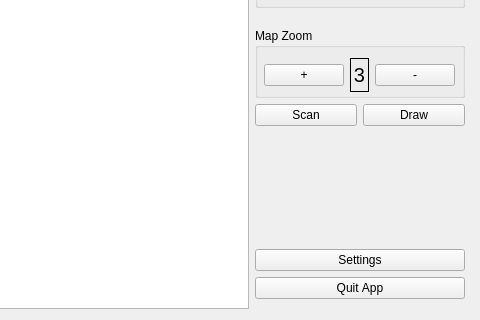
This is ui/app_main.ui in tonysln/delta-wifi-pos as Qt 5 draws it before an edit; both pictures show x 450 to 930 and y 412 to 732 of the 930 by 732 pixel window. The edited form follows.
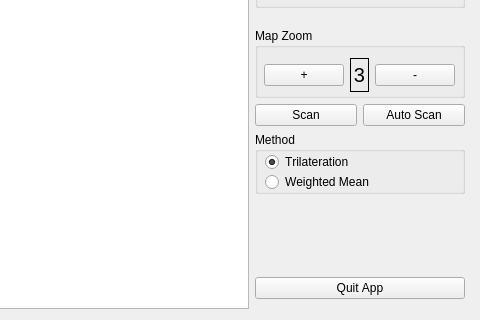
This is the edited form.

Commit message: Add method toggle; autoscan button; apply method based on toggle

Patch:
```diff
--- a/ui/app_main.ui
+++ b/ui/app_main.ui
@@ -330,17 +330,65 @@
           </widget>
          </item>
          <item>
-          <widget class="QPushButton" name="drawButton">
+          <widget class="QPushButton" name="autoScanButton">
+           <property name="sizePolicy">
+            <sizepolicy hsizetype="Minimum" vsizetype="Fixed">
+             <horstretch>0</horstretch>
+             <verstretch>0</verstretch>
+            </sizepolicy>
+           </property>
            <property name="text">
-            <string>Draw</string>
+            <string>Auto Scan</string>
            </property>
-           <property name="flat">
-            <bool>false</bool>
+           <property name="checkable">
+            <bool>true</bool>
            </property>
           </widget>
          </item>
         </layout>
        </item>
+       <item>
+        <widget class="QGroupBox" name="methodBox">
+         <property name="minimumSize">
+          <size>
+           <width>0</width>
+           <height>62</height>
+          </size>
+         </property>
+         <property name="title">
+          <string>Method</string>
+         </property>
+         <widget class="QRadioButton" name="trilatMethod">
+          <property name="geometry">
+           <rect>
+            <x>10</x>
+            <y>20</y>
+            <width>100</width>
+            <height>20</height>
+           </rect>
+          </property>
+          <property name="text">
+           <string>Trilateration</string>
+          </property>
+          <property name="checked">
+           <bool>true</bool>
+          </property>
+         </widget>
+         <widget class="QRadioButton" name="meanmethod">
+          <property name="geometry">
+           <rect>
+            <x>10</x>
+            <y>40</y>
+            <width>121</width>
+            <height>20</height>
+           </rect>
+          </property>
+          <property name="text">
+           <string>Weighted Mean</string>
+          </property>
+         </widget>
+        </widget>
+       </item>
        <item>
         <spacer name="botSpacer">
          <property name="orientation">
@@ -354,13 +402,6 @@
          </property>
         </spacer>
        </item>
-       <item>
-        <widget class="QPushButton" name="settingsButton">
-         <property name="text">
-          <string>Settings</string>
-         </property>
-        </widget>
-       </item>
        <item>
         <widget class="QPushButton" name="quitButton">
          <property name="sizePolicy">
```
Left out of the diff: 6 changed lines with no effect on the pictures. The commit also changes 2 other files.
